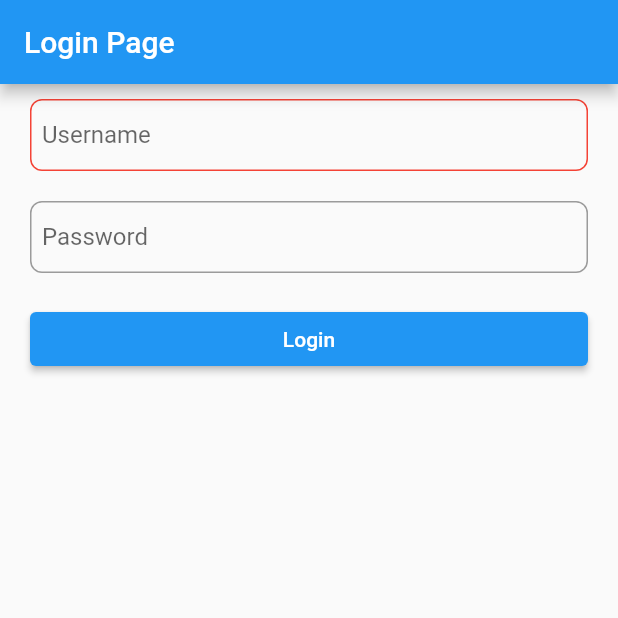
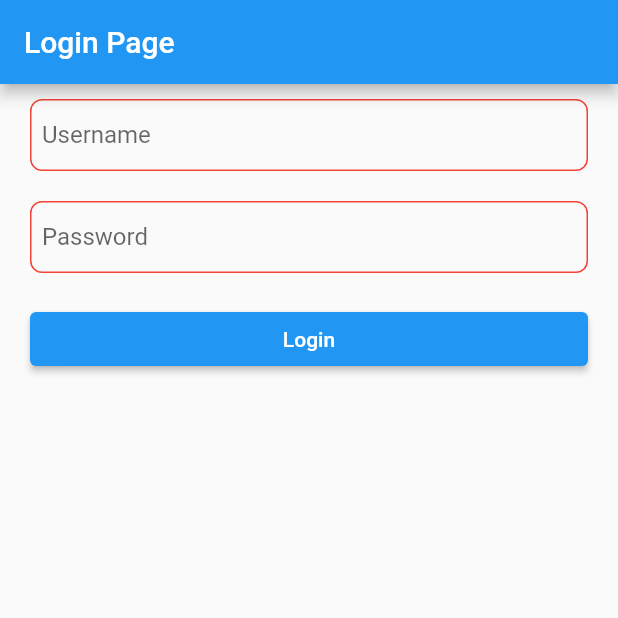
Before and after one commit to havelock01/modul_03_pengolahan_data, a Flutter app: the screen it shows after launch, on a phone screen of 412 x 824 dp, the top half of it. Run offline on Flutter 3.47's test engine with Material 2 defaults, Android fonts, the light colour scheme and no system bars.

Commit message:
Nambahin enabledBorder dan kondisi

```diff
--- a/lib/login_page.dart
+++ b/lib/login_page.dart
@@ -71,6 +71,11 @@ class _LoginPageState extends State<LoginPage> {
             borderRadius: BorderRadius.all(Radius.circular(8.0)),
             borderSide: BorderSide(color: Colors.black),
           ),
+          enabledBorder: OutlineInputBorder(
+            borderRadius: BorderRadius.all(Radius.circular(8.0)),
+            borderSide:
+                BorderSide(color: (isLoginSuccess) ? Colors.blue : Colors.red),
+          ),
         ),
       ),
     );
```
